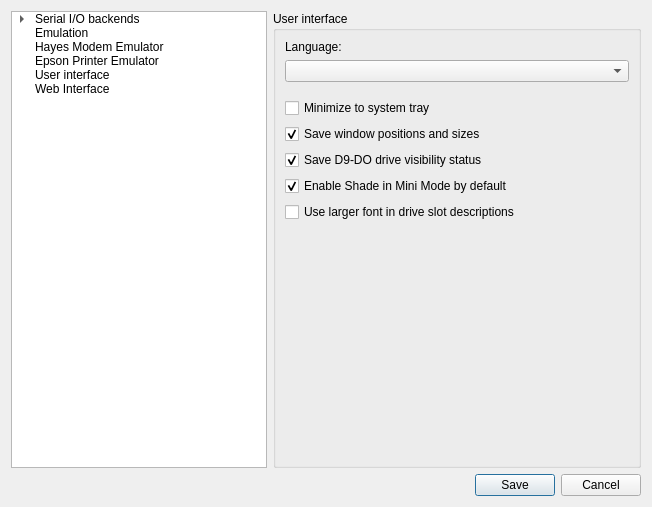
pjones1063/AspeQt-2k26, file src/optionsdialog.ui: the form before one commit.
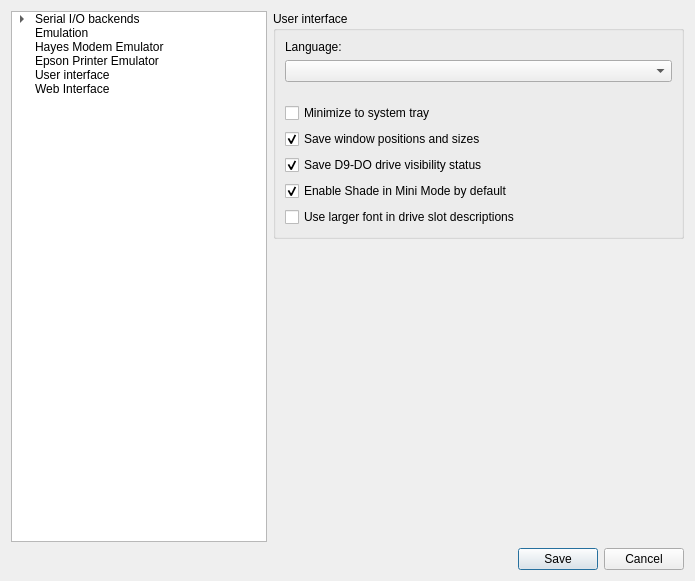
The form after the commit. The open tabs and pages were chosen to show the change.

Commit message: Add Py Dev Tools

What changed in the file:
```diff
--- a/src/optionsdialog.ui
+++ b/src/optionsdialog.ui
@@ -5,6 +5,14 @@
   <property name="windowModality">
    <enum>Qt::WindowModality::ApplicationModal</enum>
   </property>
+  <property name="geometry">
+   <rect>
+    <x>0</x>
+    <y>0</y>
+    <width>695</width>
+    <height>581</height>
+   </rect>
+  </property>
   <property name="windowTitle">
    <string>Options</string>
   </property>
@@ -1326,7 +1334,7 @@
       </layout>
      </widget>
      <widget class="QWidget" name="page_i18n">
-      <layout class="QGridLayout" name="gridLayout">
+      <layout class="QVBoxLayout" name="verticalLayout_i18n">
        <property name="leftMargin">
         <number>0</number>
        </property>
@@ -1339,33 +1347,46 @@
        <property name="bottomMargin">
         <number>0</number>
        </property>
-       <property name="spacing">
-        <number>0</number>
-       </property>
-       <item row="0" column="0">
+       <item>
         <widget class="QGroupBox" name="uiGroup">
          <property name="title">
           <string>User interface</string>
          </property>
-         <layout class="QGridLayout" name="gridLayout_2">
-          <item row="0" column="0">
+         <layout class="QVBoxLayout" name="verticalLayout_uiGroup">
+          <item>
            <widget class="QLabel" name="i18nLanguageLabel">
             <property name="text">
              <string>Language:</string>
             </property>
            </widget>
           </item>
-          <item row="1" column="0">
+          <item>
            <widget class="QComboBox" name="i18nLanguageCombo"/>
           </item>
-          <item row="4" column="0">
+          <item>
+           <spacer name="verticalSpacer">
+            <property name="orientation">
+             <enum>Qt::Orientation::Vertical</enum>
+            </property>
+            <property name="sizeType">
+             <enum>QSizePolicy::Policy::Fixed</enum>
+            </property>
+            <property name="sizeHint" stdset="0">
+             <size>
+              <width>20</width>
+              <height>15</height>
+             </size>
+            </property>
+           </spacer>
+          </item>
+          <item>
            <widget class="QCheckBox" name="minimizeToTrayBox">
             <property name="text">
              <string>Minimize to system tray</string>
             </property>
            </widget>
           </item>
-          <item row="5" column="0">
+          <item>
            <widget class="QCheckBox" name="saveWinPosBox">
             <property name="text">
              <string>Save window positions and sizes</string>
@@ -1375,36 +1396,7 @@
             </property>
            </widget>
           </item>
-          <item row="9" column="0">
-           <spacer name="i18nSpacer2">
-            <property name="orientation">
-             <enum>Qt::Orientation::Vertical</enum>
-            </property>
-            <property name="sizeHint" stdset="0">
-             <size>
-              <width>20</width>
-              <height>40</height>
-             </size>
-            </property>
-           </spacer>
-          </item>
-          <item row="3" column="0">
-           <spacer name="verticalSpacer">
-            <property name="orientation">
-             <enum>Qt::Orientation::Vertical</enum>
-            </property>
-            <property name="sizeType">
-             <enum>QSizePolicy::Policy::Fixed</enum>
-            </property>
-            <property name="sizeHint" stdset="0">
-             <size>
-              <width>20</width>
-              <height>10</height>
-             </size>
-            </property>
-           </spacer>
-          </item>
-          <item row="6" column="0">
+          <item>
            <widget class="QCheckBox" name="saveDiskVisBox">
             <property name="text">
              <string>Save D9-DO drive visibility status</string>
@@ -1414,7 +1406,7 @@
             </property>
            </widget>
           </item>
-          <item row="7" column="0">
+          <item>
            <widget class="QCheckBox" name="enableShade">
             <property name="text">
              <string>Enable Shade in Mini Mode by default</string>
@@ -1424,7 +1416,7 @@
             </property>
            </widget>
           </item>
-          <item row="8" column="0">
+          <item>
            <widget class="QCheckBox" name="useLargerFont">
             <property name="enabled">
              <bool>true</bool>
@@ -1440,6 +1432,19 @@
          </layout>
         </widget>
        </item>
+       <item>
+        <spacer name="verticalSpacer_i18n_bottom">
+         <property name="orientation">
+          <enum>Qt::Orientation::Vertical</enum>
+         </property>
+         <property name="sizeHint" stdset="0">
+          <size>
+           <width>20</width>
+           <height>40</height>
+          </size>
+         </property>
+        </spacer>
+       </item>
       </layout>
      </widget>
      <widget class="QWidget" name="page_webUi">
```
Left out of the diff: 3 changed lines with no effect on the pictures.
